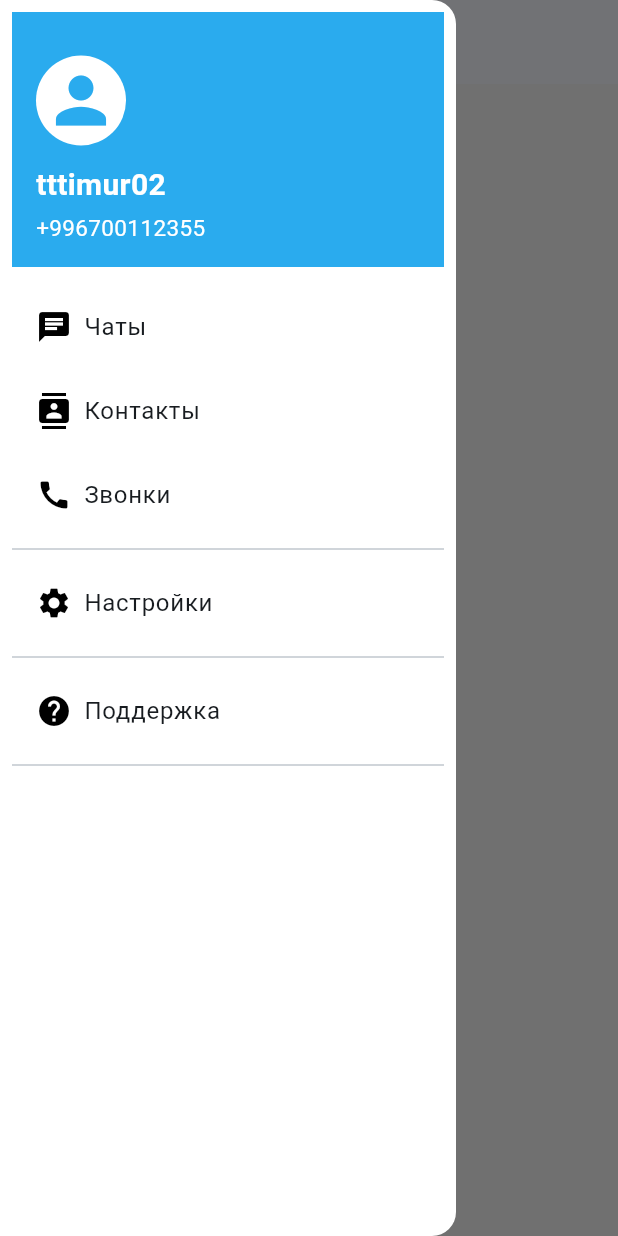
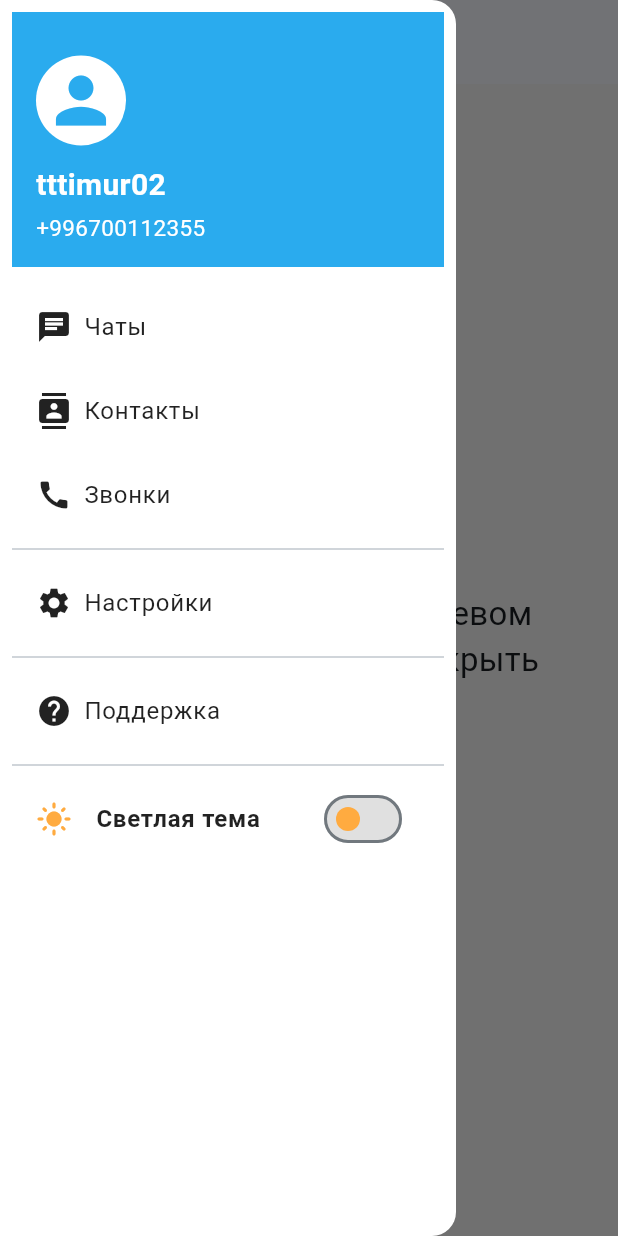
Before and after one commit to Timur2010-creator/telegram_app, a Flutter app: the screen it shows after launch, with the side drawer open, on a phone screen of 412 x 824 dp. Run offline on Flutter 3.47's test engine with Material 3 defaults, Android fonts, the light colour scheme and no system bars.

Commit message:
Implemented Chats, Contacts, and Calls screens

```diff
--- a/lib/appDrawer.dart
+++ b/lib/apps/appDrawer.dart
@@ -1,14 +1,27 @@
 import 'package:flutter/material.dart';
-import 'package:flutter_lesson6_meder_group/callPage.dart';
-import 'package:flutter_lesson6_meder_group/chatPage.dart';
-import 'package:flutter_lesson6_meder_group/contactsPage.dart';
-import 'package:flutter_lesson6_meder_group/helpPage.dart';
-import 'package:flutter_lesson6_meder_group/settingsPage.dart';
+import 'package:flutter_lesson6_meder_group/pages/callPage.dart';
+import 'package:flutter_lesson6_meder_group/pages/chatPage.dart';
+import 'package:flutter_lesson6_meder_group/pages/contactsPage.dart';
+import 'package:flutter_lesson6_meder_group/pages/helpPage.dart';
+import 'package:flutter_lesson6_meder_group/pages/settingsPage.dart';
 
 class AppDrawer extends StatelessWidget {
+  final bool isDarkMode;
+  final ValueChanged<bool> onThemeChanged;
+
+  const AppDrawer({
+    Key? key,
+    required this.isDarkMode,
+    required this.onThemeChanged,
+  }) : super(key: key);
+
   @override
   Widget build(BuildContext context) {
     final telegramBlue = Color(0xFF2AABEE);
+
+    // Определяем цвет текста и иконок пунктов меню в зависимости от темы
+    final itemColor = isDarkMode ? Colors.white : Colors.black87;
+
     return Drawer(
       child: ListView(
         padding: EdgeInsets.all(8),
@@ -18,7 +31,7 @@ class AppDrawer extends StatelessWidget {
             padding: EdgeInsets.all(16),
             decoration: BoxDecoration(color: telegramBlue),
             child: Column(
-              crossAxisAlignment: CrossAxisAlignment.start, // Слева на право
+              crossAxisAlignment: CrossAxisAlignment.start,
               mainAxisAlignment: MainAxisAlignment.end,
               children: [
                 CircleAvatar(
@@ -26,9 +39,7 @@ class AppDrawer extends StatelessWidget {
                   backgroundColor: Colors.white,
                   child: Icon(Icons.person, size: 50, color: Color(0xFF2AABEE)),
                 ),
-
                 SizedBox(height: 12),
-
                 Text(
                   'tttimur02',
                   style: TextStyle(
@@ -37,9 +48,7 @@ class AppDrawer extends StatelessWidget {
                     color: Colors.white,
                   ),
                 ),
-
                 SizedBox(height: 3),
-
                 Text(
                   '+996700112355',
                   style: TextStyle(
@@ -58,6 +67,7 @@ class AppDrawer extends StatelessWidget {
             context,
             icon: Icons.chat,
             title: 'Чаты',
+            textColor: itemColor,
             onTap: () {
               Navigator.push(
                 context,
@@ -70,6 +80,7 @@ class AppDrawer extends StatelessWidget {
             context,
             icon: Icons.contacts,
             title: 'Контакты',
+            textColor: itemColor,
             onTap: () {
               Navigator.push(
                 context,
@@ -82,6 +93,7 @@ class AppDrawer extends StatelessWidget {
             context,
             icon: Icons.call,
             title: 'Звонки',
+            textColor: itemColor,
             onTap: () {
               Navigator.push(
                 context,
@@ -96,6 +108,7 @@ class AppDrawer extends StatelessWidget {
             context,
             icon: Icons.settings,
             title: 'Настройки',
+            textColor: itemColor,
             onTap: () {
               Navigator.push(
                 context,
@@ -110,6 +123,7 @@ class AppDrawer extends StatelessWidget {
             context,
             icon: Icons.help,
             title: 'Поддержка',
+            textColor: itemColor,
             onTap: () {
               Navigator.push(
                 context,
@@ -120,8 +134,25 @@ class AppDrawer extends StatelessWidget {
 
           Divider(),
 
+          // Виджет Свитча с динамической кастомизацией цветов кнопки
+          SwitchListTile(
+            title: Text(
+              isDarkMode ? 'Темная тема' : 'Светлая тема',
+              style: TextStyle(color: itemColor, fontWeight: FontWeight.bold),
+            ),
+            secondary: Icon(
+              isDarkMode ? Icons.dark_mode : Icons.light_mode,
+              color: isDarkMode ? Colors.deepPurpleAccent : Colors.orangeAccent, // Цвет иконки слева
+            ),
+            value: isDarkMode,
+            onChanged: onThemeChanged,
 
-
+            // Настройка цветов самого переключателя при изменении темы:
+            activeColor: Colors.deepPurpleAccent,                 // Кружок кнопки в Темной теме
+            activeTrackColor: Colors.deepPurpleAccent.withOpacity(0.3), // Полоска кнопки в Темной теме
+            inactiveThumbColor: Colors.orangeAccent,         // Кружок кнопки в Светлой теме
+            inactiveTrackColor: Colors.grey.shade300,    // Полоска кнопки в Светлой теме
+          ),
         ],
       ),
     );
@@ -131,11 +162,12 @@ class AppDrawer extends StatelessWidget {
     BuildContext context, {
     required IconData icon,
     required String title,
+    required Color textColor,
     required VoidCallback onTap,
   }) {
     return ListTile(
-      leading: Icon(icon, color: Colors.black),
-      title: Text(title),
+      leading: Icon(icon, color: textColor),
+      title: Text(title, style: TextStyle(color: textColor)),
       onTap: onTap,
       horizontalTitleGap: 8,
     );
--- /dev/null
+++ b/lib/apps/telegramApp.dart
@@ -0,0 +1,56 @@
+import 'package:flutter/material.dart';
+import 'package:flutter_lesson6_meder_group/pages/homePageTelegram.dart';
+
+class TelegramApp extends StatefulWidget {
+  @override
+  State<TelegramApp> createState() => _TelegramAppState();
+}
+
+class _TelegramAppState extends State<TelegramApp> {
+  // По умолчанию ставим светлую тему
+  ThemeMode _themeMode = ThemeMode.light;
+
+  // Функция для переключения темы
+  void _toggleTheme(bool isDark) {
+    setState(() {
+      _themeMode = isDark ? ThemeMode.dark : ThemeMode.light;
+    });
+  }
+
+  @override
+  Widget build(BuildContext context) {
+    return MaterialApp(
+      debugShowCheckedModeBanner: false,
+      title: 'Telegram App',
+      themeMode: _themeMode, // Передаем текущую тему сюда
+
+      // Настройки светлой темы
+      theme: ThemeData(
+        useMaterial3: true,
+        brightness: Brightness.light,
+        scaffoldBackgroundColor: Colors.grey.shade100,
+        colorSchemeSeed: Color(0xFF2AABEE),
+        drawerTheme: DrawerThemeData(
+          backgroundColor: Colors.white,
+        ),
+      ),
+
+      // Настройки темной темы
+      darkTheme: ThemeData(
+        useMaterial3: true,
+        brightness: Brightness.dark,
+        scaffoldBackgroundColor: Colors.grey.shade900,
+        colorSchemeSeed: Color(0xFF2AABEE),
+        drawerTheme: DrawerThemeData(
+          backgroundColor: Colors.grey.shade900,
+        ),
+      ),
+
+      // Передаем состояние темы и функцию управления в главный экран
+      home: HomePageTelegram(
+        isDarkMode: _themeMode == ThemeMode.dark,
+        onThemeChanged: _toggleTheme,
+      ),
+    );
+  }
+}
--- a/lib/homePageTelegram.dart
+++ /dev/null
@@ -1,18 +0,0 @@
-import 'package:flutter/material.dart';
-import 'package:flutter_lesson6_meder_group/appDrawer.dart';
-
-class HomePageTelegram extends StatelessWidget {
-  @override
-  Widget build(BuildContext context) {
-    return Scaffold(
-      appBar: AppBar(title: Text('Telegram')),
-      drawer: AppDrawer(),
-      body: Center(
-        child: Text('Chat',
-        style: TextStyle(
-          fontSize: 22),
-        ),
-      ),
-    );
-  }
-}
--- a/lib/main.dart
+++ b/lib/main.dart
@@ -1,5 +1,5 @@
 import 'package:flutter/material.dart';
-import 'package:flutter_lesson6_meder_group/telegramApp.dart';
-import 'package:flutter_lesson6_meder_group/themeApp.dart';
+import 'package:flutter_lesson6_meder_group/apps/telegramApp.dart';
+import 'package:flutter_lesson6_meder_group/apps/themeApp.dart';
 
 void main() => runApp(TelegramApp());
--- /dev/null
+++ b/lib/pages/homePageTelegram.dart
@@ -0,0 +1,34 @@
+import 'package:flutter/material.dart';
+import 'package:flutter_lesson6_meder_group/apps/appDrawer.dart';
+
+class HomePageTelegram extends StatelessWidget {
+  final bool isDarkMode;
+  final ValueChanged<bool> onThemeChanged;
+
+  const HomePageTelegram({
+    super.key,
+    required this.isDarkMode,
+    required this.onThemeChanged,
+  });
+
+  @override
+  Widget build(BuildContext context) {
+    return Scaffold(
+      appBar: AppBar(title: Text('Telegram')), // Верхняя панель приложения с заголовком
+      drawer: AppDrawer( // Боковое меню, которое получает состояние темы и обработчик смены темы
+        isDarkMode: isDarkMode,
+        onThemeChanged: onThemeChanged,
+      ),
+      body: Padding( // Основной контент страницы с отступами по краям
+        padding: const EdgeInsets.symmetric(horizontal: 24, vertical: 16),
+        child: Center( // Центрируем содержимое по экрану
+          child: Text(
+            'Нажмите на кнопку в левом верхнем углу, чтобы открыть раздел экранов',
+            textAlign: TextAlign.center, // Выравнивание текста по центру
+            style: const TextStyle(fontSize: 22), // Размер текста
+          ),
+        ),
+      ),
+    );
+  }
+}
--- a/lib/telegramApp.dart
+++ /dev/null
@@ -1,22 +0,0 @@
-import 'package:flutter/material.dart';
-import 'package:flutter_lesson6_meder_group/homePageTelegram.dart';
-import 'package:flutter_lesson6_meder_group/themeApp.dart';
-
-class TelegramApp extends StatelessWidget {
-  @override
-  Widget build(BuildContext context) {
-    return MaterialApp(
-      debugShowCheckedModeBanner: false,
-      title: 'Telegram App',
-      theme: ThemeData(
-        useMaterial3: true,
-        scaffoldBackgroundColor: Colors.grey.shade100,
-        colorSchemeSeed: Color(0xFF2AABEE),
-        drawerTheme: DrawerThemeData(
-          backgroundColor: Colors.white,
-        ),
-      ),
-      home: HomePageTelegram()
-    );
-  }
-}
```
Also changed, not shown: lib/callPage.dart (deleted, +0 -13 lines), lib/chatPage.dart (deleted, +0 -12 lines), lib/contactsPage.dart (deleted, +0 -13 lines), lib/pages/callPage.dart (added, +152 -0 lines), lib/pages/chatPage.dart (added, +132 -0 lines), lib/pages/contactsPage.dart (added, +130 -0 lines), lib/apps/themeApp.dart (renamed from lib/themeApp.dart), lib/pages/helpPage.dart (renamed from lib/helpPage.dart), lib/pages/settingsPage.dart (renamed from lib/settingsPage.dart), pubspec.yaml (line endings or trailing spaces).
